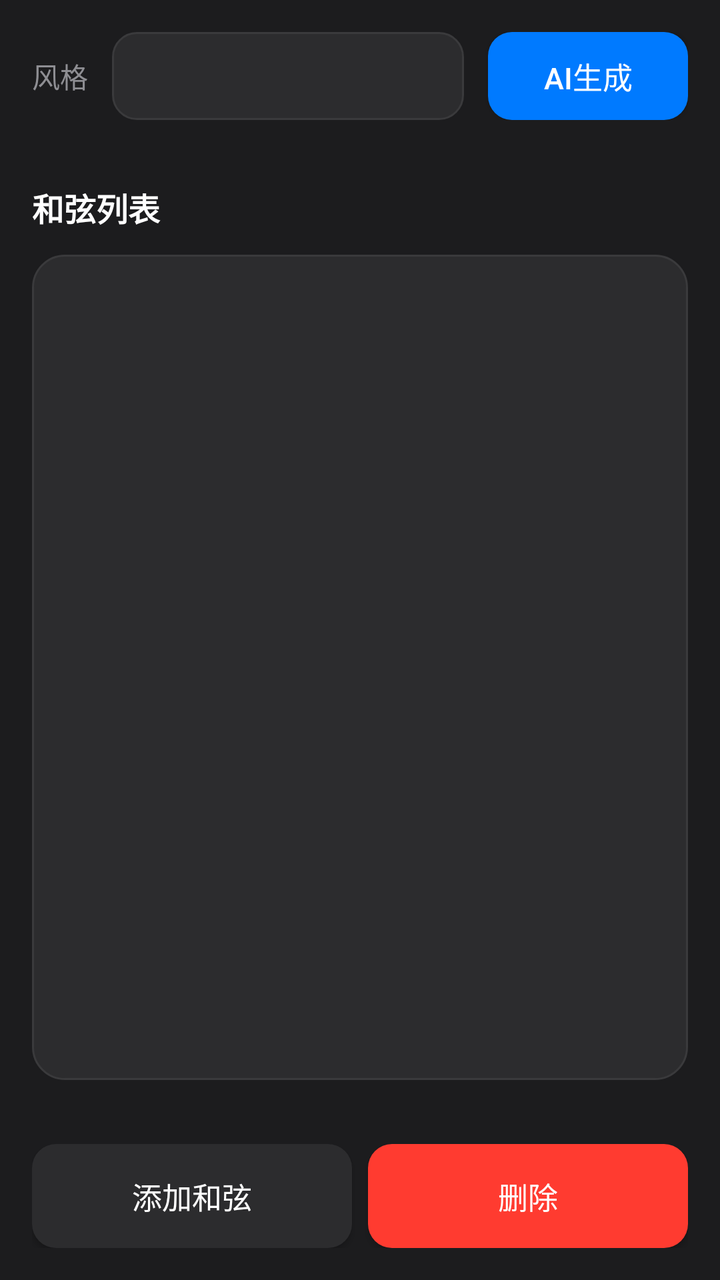
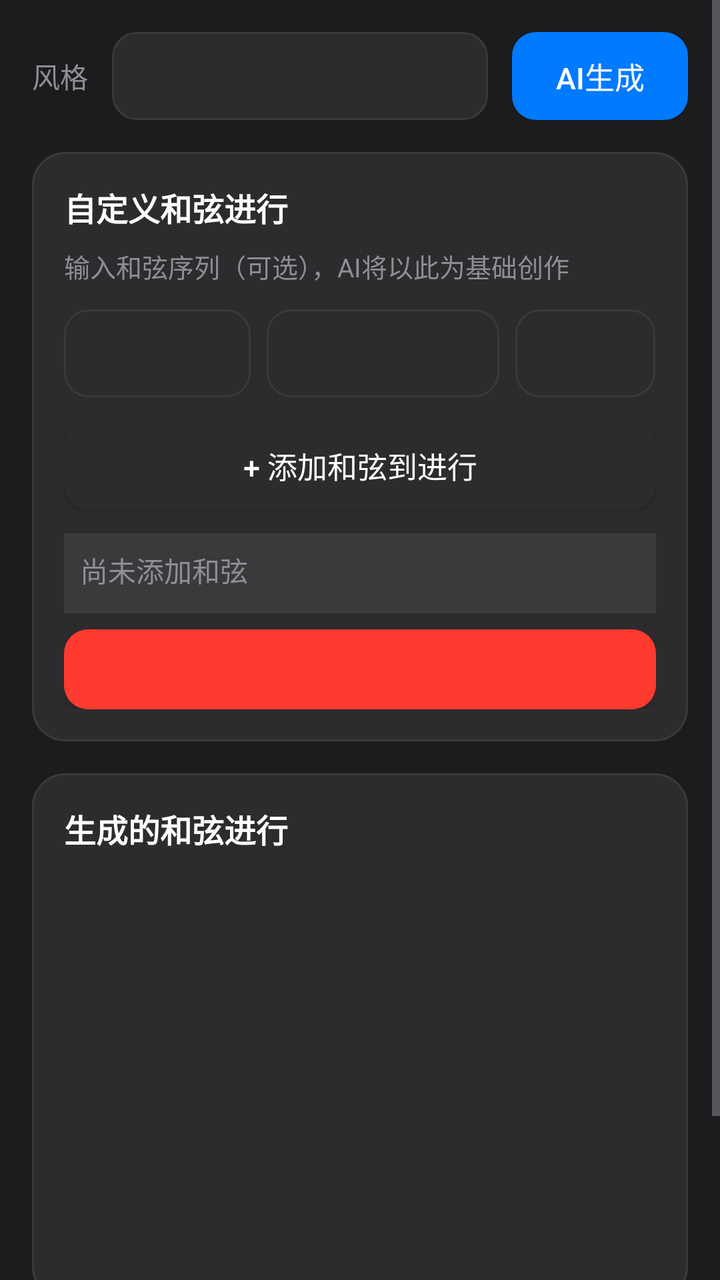

Two renders of the same Android screen: before a commit and after it. Below are the layout's source before the change and the commit's diff.
<!-- AndroidManifest.xml: application theme Theme.MusicAI -->
<!-- res/layout/activity_chord_editor.xml -->
<?xml version="1.0" encoding="utf-8"?>
<LinearLayout xmlns:android="http://schemas.android.com/apk/res/android"
    android:layout_width="match_parent"
    android:layout_height="match_parent"
    android:orientation="vertical"
    android:background="@color/apple_dark">

    <LinearLayout
        android:layout_width="match_parent"
        android:layout_height="wrap_content"
        android:orientation="horizontal"
        android:padding="16dp"
        android:gravity="center_vertical">

        <TextView
            android:layout_width="wrap_content"
            android:layout_height="wrap_content"
            android:text="风格"
            android:textSize="14sp"
            android:textColor="@color/apple_text_secondary"
            android:layout_marginRight="12dp"/>

        <Spinner
            android:id="@+id/sp_style"
            android:layout_width="0dp"
            android:layout_height="44dp"
            android:layout_weight="1"
            android:background="@drawable/apple_edittext_bg"
            android:paddingHorizontal="12dp"/>

        <Button
            android:id="@+id/btn_generate"
            android:layout_width="100dp"
            android:layout_height="44dp"
            android:text="AI生成"
            android:textSize="15sp"
            android:textColor="@color/apple_text"
            android:background="@drawable/apple_button_primary_bg"
            android:layout_marginLeft="12dp"
            android:cornerRadius="10dp"/>

    </LinearLayout>

    <LinearLayout
        android:layout_width="match_parent"
        android:layout_height="0dp"
        android:layout_weight="1"
        android:orientation="vertical"
        android:padding="16dp">

        <TextView
            android:layout_width="match_parent"
            android:layout_height="wrap_content"
            android:text="和弦列表"
            android:textSize="16sp"
            android:textColor="@color/apple_text"
            android:textStyle="bold"
            android:layout_marginBottom="12dp"/>

        <ListView
            android:id="@+id/lv_chords"
            android:layout_width="match_parent"
            android:layout_height="0dp"
            android:layout_weight="1"
            android:background="@drawable/apple_card_bg"
            android:divider="@color/apple_mid_gray"
            android:dividerHeight="1dp"/>

    </LinearLayout>

    <LinearLayout
        android:layout_width="match_parent"
        android:layout_height="wrap_content"
        android:orientation="horizontal"
        android:padding="16dp"
        android:gravity="center">

        <Button
            android:id="@+id/btn_add_chord"
            android:layout_width="0dp"
            android:layout_height="52dp"
            android:layout_weight="1"
            android:text="添加和弦"
            android:textSize="15sp"
            android:textColor="@color/apple_text"
            android:background="@drawable/apple_button_bg"
            android:layout_marginRight="8dp"
            android:cornerRadius="10dp"/>

        <Button
            android:id="@+id/btn_delete"
            android:layout_width="0dp"
            android:layout_height="52dp"
            android:layout_weight="1"
            android:text="删除"
            android:textSize="15sp"
            android:textColor="@color/apple_text"
            android:background="@drawable/apple_button_danger_bg"
            android:cornerRadius="10dp"/>

    </LinearLayout>

    <ProgressBar
        android:id="@+id/progress_bar"
        android:layout_width="wrap_content"
        android:layout_height="wrap_content"
        android:layout_gravity="center"
        android:visibility="gone"
        android:layout_marginBottom="16dp"/>

</LinearLayout>
<!-- resources referenced by this layout -->
<resources>
  <color name="apple_dark">#1C1C1E</color>
  <color name="apple_mid_gray">#3A3A3C</color>
  <color name="apple_text">#FFFFFF</color>
  <color name="apple_text_secondary">#8E8E93</color>
  <!-- drawable apple_button_bg (drawable) -->
  <?xml version="1.0" encoding="utf-8"?>
  <selector xmlns:android="http://schemas.android.com/apk/res/android">
      <item android:state_pressed="true">
          <shape android:shape="rectangle">
              <solid android:color="@color/apple_mid_gray" />
              <corners android:radius="12dp" />
          </shape>
      </item>
      <item>
          <shape android:shape="rectangle">
              <solid android:color="@color/apple_dark_gray" />
              <corners android:radius="12dp" />
          </shape>
      </item>
  </selector>
  <!-- drawable apple_button_danger_bg (drawable) -->
  <?xml version="1.0" encoding="utf-8"?>
  <selector xmlns:android="http://schemas.android.com/apk/res/android">
      <item android:state_pressed="true">
          <shape android:shape="rectangle">
              <solid android:color="#CC3030" />
              <corners android:radius="12dp" />
          </shape>
      </item>
      <item>
          <shape android:shape="rectangle">
              <solid android:color="@color/apple_error" />
              <corners android:radius="12dp" />
          </shape>
      </item>
  </selector>
  <!-- drawable apple_button_primary_bg (drawable) -->
  <?xml version="1.0" encoding="utf-8"?>
  <selector xmlns:android="http://schemas.android.com/apk/res/android">
      <item android:state_pressed="true">
          <shape android:shape="rectangle">
              <solid android:color="@color/apple_accent_active" />
              <corners android:radius="12dp" />
          </shape>
      </item>
      <item>
          <shape android:shape="rectangle">
              <solid android:color="@color/apple_accent" />
              <corners android:radius="12dp" />
          </shape>
      </item>
  </selector>
  <!-- drawable apple_card_bg (drawable) -->
  <?xml version="1.0" encoding="utf-8"?>
  <shape xmlns:android="http://schemas.android.com/apk/res/android" android:shape="rectangle">
      <solid android:color="@color/apple_dark_gray" />
      <corners android:radius="16dp" />
      <stroke android:width="1dp" android:color="@color/apple_mid_gray" />
  </shape>
  <!-- drawable apple_edittext_bg (drawable) -->
  <?xml version="1.0" encoding="utf-8"?>
  <selector xmlns:android="http://schemas.android.com/apk/res/android">
      <item android:state_focused="true">
          <shape android:shape="rectangle">
              <solid android:color="@color/apple_dark_gray" />
              <corners android:radius="12dp" />
              <stroke android:width="2dp" android:color="@color/apple_accent" />
          </shape>
      </item>
      <item>
          <shape android:shape="rectangle">
              <solid android:color="@color/apple_dark_gray" />
              <corners android:radius="12dp" />
              <stroke android:width="1dp" android:color="@color/apple_mid_gray" />
          </shape>
      </item>
  </selector>
  <style name="Theme.MusicAI" parent="Theme.AppCompat.DayNight.NoActionBar">
          <item name="colorPrimary">@color/colorPrimary</item>
          <item name="colorPrimaryDark">@color/colorPrimaryDark</item>
          <item name="colorAccent">@color/colorAccent</item>
          <item name="android:textColorPrimary">@color/apple_text</item>
          <item name="android:textColorSecondary">@color/apple_text_secondary</item>
          <item name="android:windowBackground">@color/apple_dark</item>
          <item name="android:statusBarColor">@color/apple_dark</item>
          <item name="android:navigationBarColor">@color/apple_dark</item>
      </style>
  <color name="apple_dark_gray">#2C2C2E</color>
  <color name="apple_error">#FF3B30</color>
  <color name="apple_accent_active">#0066CC</color>
  <color name="apple_accent">#007AFF</color>
  <color name="colorPrimary">#007AFF</color>
  <color name="colorPrimaryDark">#1C1C1E</color>
  <color name="colorAccent">#34C759</color>
</resources>

<!-- the commit's change to res/layout/activity_chord_editor.xml (unified diff, before → after) -->
@@ -1,111 +1,212 @@
 <?xml version="1.0" encoding="utf-8"?>
-<LinearLayout xmlns:android="http://schemas.android.com/apk/res/android"
+<ScrollView xmlns:android="http://schemas.android.com/apk/res/android"
     android:layout_width="match_parent"
     android:layout_height="match_parent"
-    android:orientation="vertical"
     android:background="@color/apple_dark">
 
     <LinearLayout
         android:layout_width="match_parent"
         android:layout_height="wrap_content"
-        android:orientation="horizontal"
-        android:padding="16dp"
-        android:gravity="center_vertical">
-
-        <TextView
-            android:layout_width="wrap_content"
-            android:layout_height="wrap_content"
-            android:text="风格"
-            android:textSize="14sp"
-            android:textColor="@color/apple_text_secondary"
-            android:layout_marginRight="12dp"/>
-
-        <Spinner
-            android:id="@+id/sp_style"
-            android:layout_width="0dp"
-            android:layout_height="44dp"
-            android:layout_weight="1"
-            android:background="@drawable/apple_edittext_bg"
-            android:paddingHorizontal="12dp"/>
-
-        <Button
-            android:id="@+id/btn_generate"
-            android:layout_width="100dp"
-            android:layout_height="44dp"
-            android:text="AI生成"
-            android:textSize="15sp"
-            android:textColor="@color/apple_text"
-            android:background="@drawable/apple_button_primary_bg"
-            android:layout_marginLeft="12dp"
-            android:cornerRadius="10dp"/>
-
-    </LinearLayout>
-
-    <LinearLayout
-        android:layout_width="match_parent"
-        android:layout_height="0dp"
-        android:layout_weight="1"
         android:orientation="vertical"
         android:padding="16dp">
 
-        <TextView
-            android:layout_width="match_parent"
-            android:layout_height="wrap_content"
-            android:text="和弦列表"
-            android:textSize="16sp"
-            android:textColor="@color/apple_text"
-            android:textStyle="bold"
-            android:layout_marginBottom="12dp"/>
-
-        <ListView
-            android:id="@+id/lv_chords"
-            android:layout_width="match_parent"
-            android:layout_height="0dp"
-            android:layout_weight="1"
+        <LinearLayout
+            android:layout_width="match_parent"
+            android:layout_height="wrap_content"
+            android:orientation="horizontal"
+            android:gravity="center_vertical"
+            android:layout_marginBottom="16dp">
+
+            <TextView
+                android:layout_width="wrap_content"
+                android:layout_height="wrap_content"
+                android:text="风格"
+                android:textSize="14sp"
+                android:textColor="@color/apple_text_secondary"
+                android:layout_marginRight="12dp"/>
+
+            <Spinner
+                android:id="@+id/sp_style"
+                android:layout_width="0dp"
+                android:layout_height="44dp"
+                android:layout_weight="1"
+                android:background="@drawable/apple_edittext_bg"
+                android:paddingHorizontal="12dp"/>
+
+            <Button
+                android:id="@+id/btn_generate"
+                android:layout_width="wrap_content"
+                android:layout_height="44dp"
+                android:text="AI生成"
+                android:textSize="15sp"
+                android:textColor="@color/apple_text"
+                android:background="@drawable/apple_button_primary_bg"
+                android:layout_marginLeft="12dp"
+                android:cornerRadius="10dp"/>
+
+        </LinearLayout>
+
+        <LinearLayout
+            android:layout_width="match_parent"
+            android:layout_height="wrap_content"
+            android:orientation="vertical"
             android:background="@drawable/apple_card_bg"
-            android:divider="@color/apple_mid_gray"
-            android:dividerHeight="1dp"/>
+            android:padding="16dp"
+            android:layout_marginBottom="16dp">
+
+            <TextView
+                android:layout_width="match_parent"
+                android:layout_height="wrap_content"
+                android:text="自定义和弦进行"
+                android:textSize="16sp"
+                android:textColor="@color/apple_text"
+                android:textStyle="bold"
+                android:layout_marginBottom="8dp"/>
+
+            <TextView
+                android:layout_width="match_parent"
+                android:layout_height="wrap_content"
+                android:text="输入和弦序列（可选），AI将以此为基础创作"
+                android:textSize="13sp"
+                android:textColor="@color/apple_text_secondary"
+                android:layout_marginBottom="12dp"/>
+
+            <LinearLayout
+                android:layout_width="match_parent"
+                android:layout_height="wrap_content"
+                android:orientation="horizontal"
+                android:gravity="center_vertical"
+                android:layout_marginBottom="12dp">
+
+                <Spinner
+                    android:id="@+id/sp_chord_root"
+                    android:layout_width="0dp"
+                    android:layout_height="44dp"
+                    android:layout_weight="0.8"
+                    android:background="@drawable/apple_edittext_bg"
+                    android:paddingHorizontal="8dp"
+                    android:layout_marginRight="8dp"/>
+
+                <Spinner
+                    android:id="@+id/sp_chord_type"
+                    android:layout_width="0dp"
+                    android:layout_height="44dp"
+                    android:layout_weight="1"
+                    android:background="@drawable/apple_edittext_bg"
+                    android:paddingHorizontal="8dp"
+                    android:layout_marginRight="8dp"/>
+
+                <Spinner
+                    android:id="@+id/sp_chord_duration"
+                    android:layout_width="0dp"
+                    android:layout_height="44dp"
+                    android:layout_weight="0.6"
+                    android:background="@drawable/apple_edittext_bg"
+                    android:paddingHorizontal="8dp"/>
+
+            </LinearLayout>
+
+            <Button
+                android:id="@+id/btn_add_custom_chord"
+                android:layout_width="match_parent"
+                android:layout_height="44dp"
+                android:text="+ 添加和弦到进行"
+                android:textSize="15sp"
+                android:textColor="@color/apple_text"
+                android:background="@drawable/apple_button_bg"
+                android:cornerRadius="10dp"
+                android:layout_marginBottom="12dp"/>
+
+            <TextView
+                android:id="@+id/tv_custom_chords"
+                android:layout_width="match_parent"
+                android:layout_height="wrap_content"
+                android:text="尚未添加和弦"
+                android:textSize="14sp"
+                android:textColor="@color/apple_text_secondary"
+                android:padding="8dp"
+                android:background="@color/apple_mid_gray"
+                android:cornerRadius="8dp"
+                android:minHeight="40dp"/>
+
+            <Button
+                android:id="@+id/btn_clear_custom_chords"
+                android:layout_width="match_parent"
+                android:layout_height="40dp"
+                android:text="清除进行"
+                android:textSize="13sp"
+                android:textColor="@color/apple_error"
+                android:background="@drawable/apple_button_danger_bg"
+                android:cornerRadius="8dp"
+                android:layout_marginTop="8dp"/>
+
+        </LinearLayout>
+
+        <LinearLayout
+            android:layout_width="match_parent"
+            android:layout_height="wrap_content"
+            android:orientation="vertical"
+            android:background="@drawable/apple_card_bg"
+            android:padding="16dp"
+            android:layout_marginBottom="16dp">
+
+            <TextView
+                android:layout_width="match_parent"
+                android:layout_height="wrap_content"
+                android:text="生成的和弦进行"
+                android:textSize="16sp"
+                android:textColor="@color/apple_text"
+                android:textStyle="bold"
+                android:layout_marginBottom="8dp"/>
+
+            <ListView
+                android:id="@+id/lv_chords"
+                android:layout_width="match_parent"
+                android:layout_height="200dp"
+                android:divider="@color/apple_mid_gray"
+                android:dividerHeight="1dp"/>
+
+        </LinearLayout>
+
+        <LinearLayout
+            android:layout_width="match_parent"
+            android:layout_height="wrap_content"
+            android:orientation="horizontal"
+            android:gravity="center">
+
+            <Button
+                android:id="@+id/btn_add_chord"
+                android:layout_width="0dp"
+                android:layout_height="52dp"
+                android:layout_weight="1"
+                android:text="添加和弦"
+                android:textSize="14sp"
+                android:textColor="@color/apple_text"
+                android:background="@drawable/apple_button_bg"
+                android:layout_marginRight="8dp"
+                android:cornerRadius="10dp"/>
+
+            <Button
+                android:id="@+id/btn_delete"
+                android:layout_width="0dp"
+                android:layout_height="52dp"
+                android:layout_weight="1"
+                android:text="删除"
+                android:textSize="14sp"
+                android:textColor="@color/apple_text"
+                android:background="@drawable/apple_button_danger_bg"
+                android:cornerRadius="10dp"/>
+
+        </LinearLayout>
+
+        <ProgressBar
+            android:id="@+id/progress_bar"
+            android:layout_width="wrap_content"
+            android:layout_height="wrap_content"
+            android:layout_gravity="center"
+            android:visibility="gone"
+            android:layout_marginTop="16dp"/>
 
     </LinearLayout>
 
-    <LinearLayout
-        android:layout_width="match_parent"
-        android:layout_height="wrap_content"
-        android:orientation="horizontal"
-        android:padding="16dp"
-        android:gravity="center">
-
-        <Button
-            android:id="@+id/btn_add_chord"
-            android:layout_width="0dp"
-            android:layout_height="52dp"
-            android:layout_weight="1"
-            android:text="添加和弦"
-            android:textSize="15sp"
-            android:textColor="@color/apple_text"
-            android:background="@drawable/apple_button_bg"
-            android:layout_marginRight="8dp"
-            android:cornerRadius="10dp"/>
-
-        <Button
-            android:id="@+id/btn_delete"
-            android:layout_width="0dp"
-            android:layout_height="52dp"
-            android:layout_weight="1"
-            android:text="删除"
-            android:textSize="15sp"
-            android:textColor="@color/apple_text"
-            android:background="@drawable/apple_button_danger_bg"
-            android:cornerRadius="10dp"/>
-
-    </LinearLayout>
-
-    <ProgressBar
-        android:id="@+id/progress_bar"
-        android:layout_width="wrap_content"
-        android:layout_height="wrap_content"
-        android:layout_gravity="center"
-        android:visibility="gone"
-        android:layout_marginBottom="16dp"/>
-
-</LinearLayout>
+</ScrollView>
